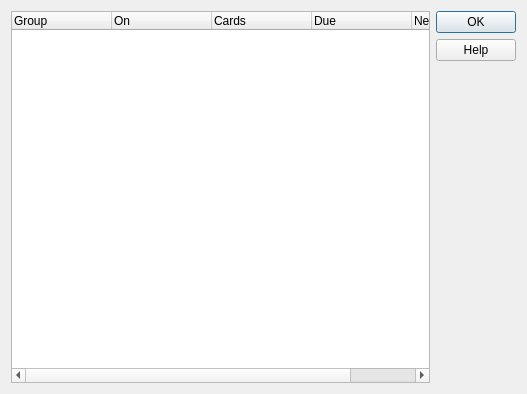
This is designer/groupman.ui in ankitects/anki as Qt 5 draws it before an edit. The edited form follows.
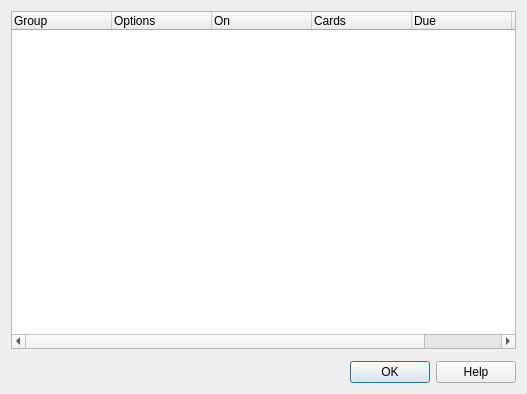
This is the edited form.

Commit message: actually save gconf selection; refresh; show conf in list; use 2 bboxes

What changed in the file:
```diff
--- a/designer/groupman.ui
+++ b/designer/groupman.ui
@@ -13,7 +13,7 @@
   <property name="windowTitle">
    <string>Groups</string>
   </property>
-  <layout class="QHBoxLayout" name="horizontalLayout">
+  <layout class="QVBoxLayout" name="verticalLayout">
    <item>
     <widget class="QTreeWidget" name="tree">
      <property name="alternatingRowColors">
@@ -30,6 +30,11 @@
        <string>Group</string>
       </property>
      </column>
+     <column>
+      <property name="text">
+       <string>Options</string>
+      </property>
+     </column>
      <column>
       <property name="text">
        <string>On</string>
@@ -53,9 +58,16 @@
     </widget>
    </item>
    <item>
-    <widget class="QDialogButtonBox" name="buttonBox">
+    <widget class="QDialogButtonBox" name="buttonBox2">
+     <property name="standardButtons">
+      <set>QDialogButtonBox::NoButton</set>
+     </property>
+    </widget>
+   </item>
+   <item>
+    <widget class="QDialogButtonBox" name="buttonBox1">
      <property name="orientation">
-      <enum>Qt::Vertical</enum>
+      <enum>Qt::Horizontal</enum>
      </property>
      <property name="standardButtons">
       <set>QDialogButtonBox::Help|QDialogButtonBox::Ok</set>
```
Left out of the diff: 4 changed lines with no effect on the pictures. The commit also changes 2 other files.
